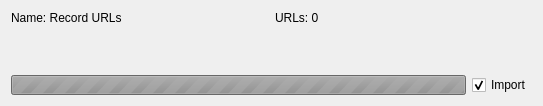
Before: the Qt Designer form HydrusImporter/src/gui/hydrus/urls/UrlServiceWidget.ui in KJNeko/IDHAN, drawn with Qt 5.
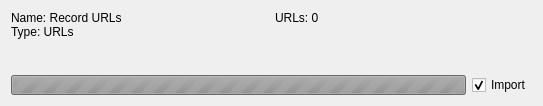
After: the same form once the commit is applied.

Commit message: Cleans up hydrus importer UI

What changed in the file:
```diff
--- a/HydrusImporter/src/gui/hydrus/urls/UrlServiceWidget.ui
+++ b/HydrusImporter/src/gui/hydrus/urls/UrlServiceWidget.ui
@@ -56,7 +56,8 @@
             </size>
            </property>
            <property name="text">
-            <string>Name: Record URLs</string>
+            <string>Name: Record URLs
+Type: URLs</string>
            </property>
           </widget>
          </item>
```
The commit also changes 4 other files.
